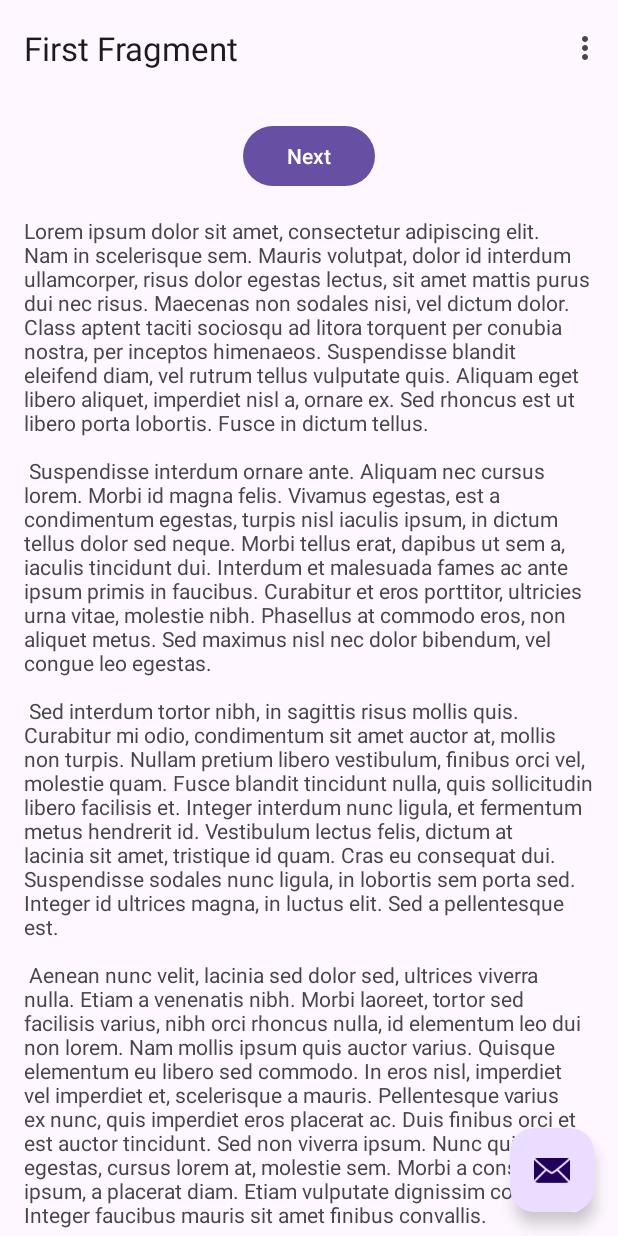
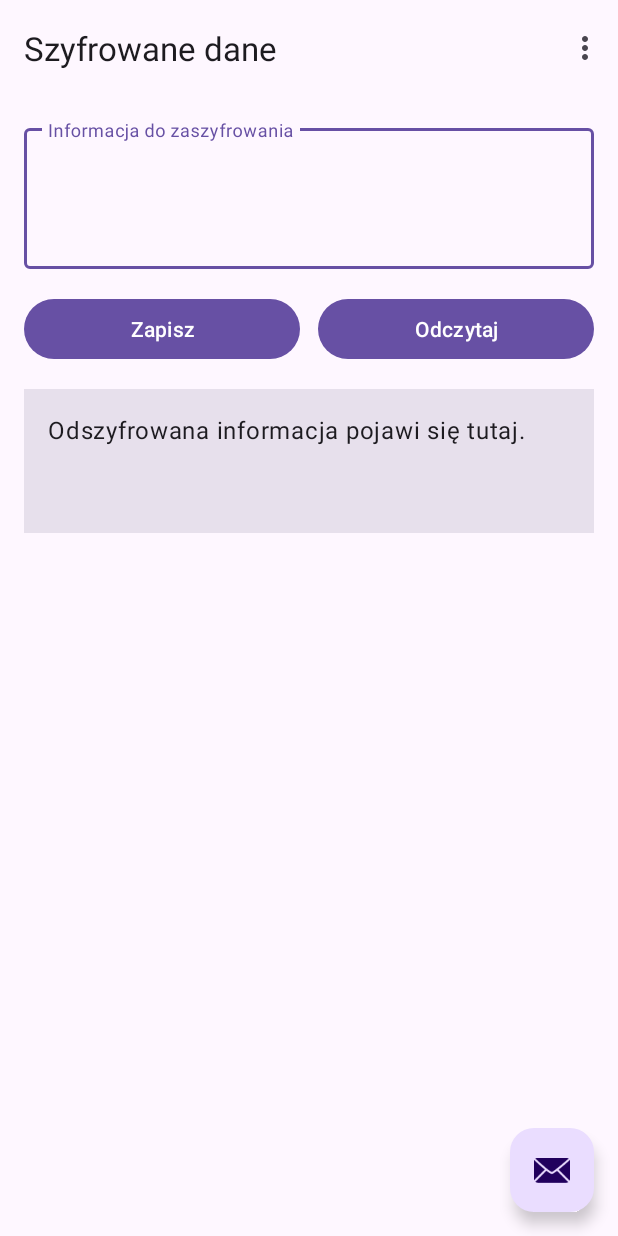
Before and after one commit to KonSprin/BAM, an Android app: the screen it shows after launch (MainActivity), on a phone screen of 412 x 824 dp. Run offline under Robolectric (Android 15) with nearby library versions, the phone set to English and light mode, and no system bars; our stand-ins replace navigation-ui; libraries missing offline, so code that uses them is left out: com.google.crypto.tink.

Commit message:
feature: tajny przycisk

```diff
--- a/lab1/app/build.gradle.kts
+++ b/lab1/app/build.gradle.kts
@@ -43,6 +43,7 @@ dependencies {
     implementation(libs.androidx.navigation.fragment.ktx)
     implementation(libs.androidx.navigation.ui.ktx)
     implementation(libs.material)
+    implementation("com.google.crypto.tink:tink-android:1.24.0")
     testImplementation(libs.junit)
     androidTestImplementation(libs.androidx.espresso.core)
     androidTestImplementation(libs.androidx.junit)
--- a/lab1/app/src/main/java/com/example/lab1/FirstFragment.kt
+++ b/lab1/app/src/main/java/com/example/lab1/FirstFragment.kt
@@ -1,17 +1,22 @@
 package com.example.lab1
 
 import android.os.Bundle
+import android.widget.Toast
 import androidx.fragment.app.Fragment
 import android.view.LayoutInflater
 import android.view.View
 import android.view.ViewGroup
-import androidx.navigation.fragment.findNavController
 import com.example.lab1.databinding.FragmentFirstBinding
+import com.google.crypto.tink.Aead
+import com.google.crypto.tink.integration.android.AndroidKeystore
+import java.io.File
 
-/**
- * A simple [Fragment] subclass as the default destination in the navigation.
- */
 class FirstFragment : Fragment() {
+
+    companion object {
+        private const val KEY_ALIAS = "file_encryption_tink_key"
+        private const val FILE_NAME = "tajne.bin"
+    }
 
     private var _binding: FragmentFirstBinding? = null
 
@@ -32,8 +37,46 @@ class FirstFragment : Fragment() {
     override fun onViewCreated(view: View, savedInstanceState: Bundle?) {
         super.onViewCreated(view, savedInstanceState)
 
-        binding.buttonFirst.setOnClickListener {
-            findNavController().navigate(R.id.action_FirstFragment_to_SecondFragment)
+        binding.saveButton.setOnClickListener {
+            saveEncryptedData()
+        }
+        binding.loadButton.setOnClickListener {
+            loadEncryptedData()
+        }
+    }
+
+    private fun getAead(): Aead {
+        if (!AndroidKeystore.hasKey(KEY_ALIAS)) {
+            AndroidKeystore.generateNewAes256GcmKey(KEY_ALIAS)
+        }
+        return AndroidKeystore.getAead(KEY_ALIAS)
+    }
+
+    private fun saveEncryptedData() {
+        try {
+            val plaintext = binding.inputEditText.text.toString().toByteArray(Charsets.UTF_8)
+            val associatedData = FILE_NAME.toByteArray(Charsets.UTF_8)
+            val encryptedData = getAead().encrypt(plaintext, associatedData)
+            File(requireContext().filesDir, FILE_NAME).writeBytes(encryptedData)
+            Toast.makeText(requireContext(), R.string.encrypted_data_saved, Toast.LENGTH_SHORT).show()
+        } catch (exception: Exception) {
+            Toast.makeText(requireContext(), R.string.encrypted_data_save_error, Toast.LENGTH_LONG).show()
+        }
+    }
+
+    private fun loadEncryptedData() {
+        try {
+            val file = File(requireContext().filesDir, FILE_NAME)
+            if (!file.exists()) {
+                binding.outputTextView.text = getString(R.string.encrypted_file_not_found)
+                return
+            }
+
+            val associatedData = FILE_NAME.toByteArray(Charsets.UTF_8)
+            val decryptedData = getAead().decrypt(file.readBytes(), associatedData)
+            binding.outputTextView.text = decryptedData.toString(Charsets.UTF_8)
+        } catch (exception: Exception) {
+            binding.outputTextView.text = getString(R.string.encrypted_data_load_error)
         }
     }
 
--- a/lab1/app/src/main/res/layout/fragment_first.xml
+++ b/lab1/app/src/main/res/layout/fragment_first.xml
@@ -8,28 +8,61 @@
 
     <androidx.constraintlayout.widget.ConstraintLayout
         android:layout_width="match_parent"
-        android:layout_height="match_parent"
+        android:layout_height="wrap_content"
         android:padding="16dp">
 
-        <Button
-            android:id="@+id/button_first"
-            android:layout_width="wrap_content"
+        <com.google.android.material.textfield.TextInputLayout
+            android:id="@+id/input_layout"
+            android:layout_width="0dp"
             android:layout_height="wrap_content"
-            android:text="@string/next"
-            app:layout_constraintBottom_toTopOf="@id/textview_first"
+            android:hint="@string/input_hint"
             app:layout_constraintEnd_toEndOf="parent"
             app:layout_constraintStart_toStartOf="parent"
-            app:layout_constraintTop_toTopOf="parent" />
+            app:layout_constraintTop_toTopOf="parent">
+
+            <com.google.android.material.textfield.TextInputEditText
+                android:id="@+id/input_edit_text"
+                android:layout_width="match_parent"
+                android:layout_height="wrap_content"
+                android:gravity="top|start"
+                android:inputType="textMultiLine"
+                android:minLines="3" />
+        </com.google.android.material.textfield.TextInputLayout>
+
+        <Button
+            android:id="@+id/save_button"
+            android:layout_width="0dp"
+            android:layout_height="wrap_content"
+            android:layout_marginTop="16dp"
+            android:text="@string/save"
+            app:layout_constraintEnd_toStartOf="@id/load_button"
+            app:layout_constraintHorizontal_chainStyle="spread"
+            app:layout_constraintStart_toStartOf="parent"
+            app:layout_constraintTop_toBottomOf="@id/input_layout" />
+
+        <Button
+            android:id="@+id/load_button"
+            android:layout_width="0dp"
+            android:layout_height="wrap_content"
+            android:layout_marginStart="12dp"
+            android:layout_marginTop="16dp"
+            android:text="@string/load"
+            app:layout_constraintEnd_toEndOf="parent"
+            app:layout_constraintStart_toEndOf="@id/save_button"
+            app:layout_constraintTop_toBottomOf="@id/input_layout" />
 
         <TextView
-            android:id="@+id/textview_first"
-            android:layout_width="wrap_content"
+            android:id="@+id/output_text_view"
+            android:layout_width="0dp"
             android:layout_height="wrap_content"
             android:layout_marginTop="16dp"
-            android:text="@string/lorem_ipsum"
-            app:layout_constraintBottom_toBottomOf="parent"
+            android:background="?attr/colorSurfaceVariant"
+            android:minHeight="96dp"
+            android:padding="16dp"
+            android:text="@string/output_placeholder"
+            android:textAppearance="?attr/textAppearanceBodyLarge"
             app:layout_constraintEnd_toEndOf="parent"
             app:layout_constraintStart_toStartOf="parent"
-            app:layout_constraintTop_toBottomOf="@id/button_first" />
+            app:layout_constraintTop_toBottomOf="@id/save_button" />
     </androidx.constraintlayout.widget.ConstraintLayout>
 </androidx.core.widget.NestedScrollView>
--- a/lab1/app/src/main/res/values/strings.xml
+++ b/lab1/app/src/main/res/values/strings.xml
@@ -2,13 +2,21 @@
     <string name="app_name">lab1</string>
     <string name="action_settings">Settings</string>
     <!-- Strings used for fragments for navigation -->
-    <string name="first_fragment_label">First Fragment</string>
+    <string name="first_fragment_label">Szyfrowane dane</string>
     <string name="second_fragment_label">Second Fragment</string>
     <string name="next">Next</string>
     <string name="previous">Previous</string>
     <string name="second_activity_title">Druga aktywność</string>
     <string name="second_activity_message">To jest druga aktywność</string>
     <string name="back">Wróć</string>
+    <string name="input_hint">Informacja do zaszyfrowania</string>
+    <string name="save">Zapisz</string>
+    <string name="load">Odczytaj</string>
+    <string name="output_placeholder">Odszyfrowana informacja pojawi się tutaj.</string>
+    <string name="encrypted_data_saved">Zaszyfrowane dane zapisano.</string>
+    <string name="encrypted_data_save_error">Nie udało się zaszyfrować i zapisać danych.</string>
+    <string name="encrypted_file_not_found">Brak zapisanego pliku z zaszyfrowanymi danymi.</string>
+    <string name="encrypted_data_load_error">Nie udało się odczytać lub odszyfrować danych.</string>
 
     <string name="lorem_ipsum">
         Lorem ipsum dolor sit amet, consectetur adipiscing elit. Nam in scelerisque sem. Mauris
```
